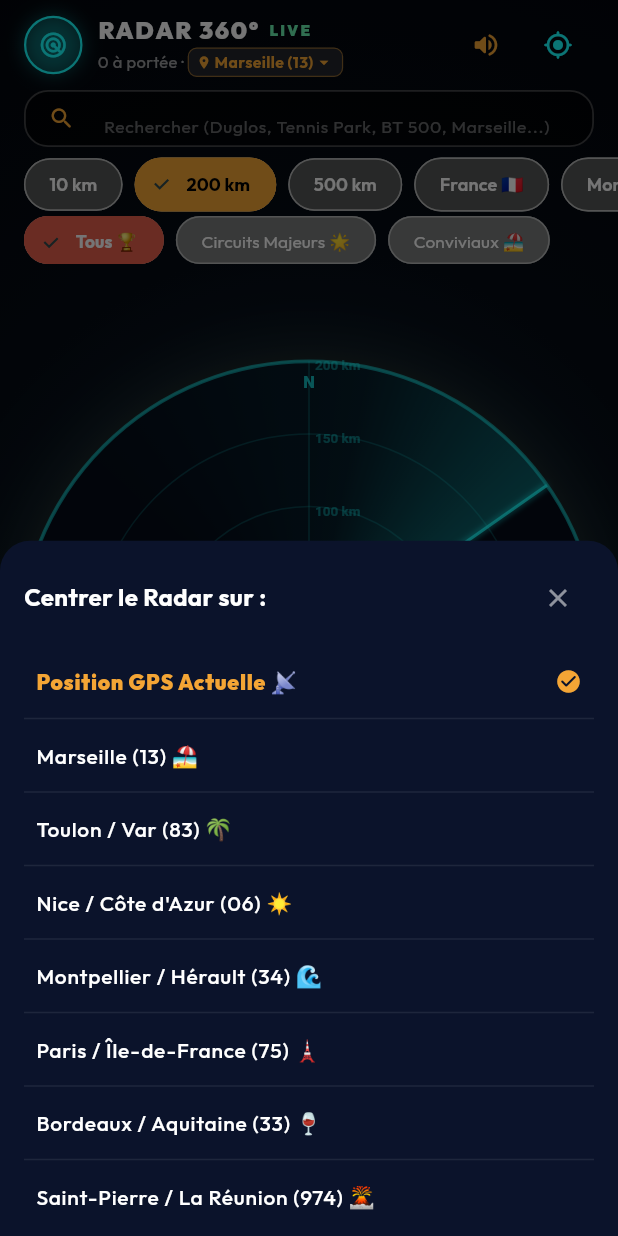
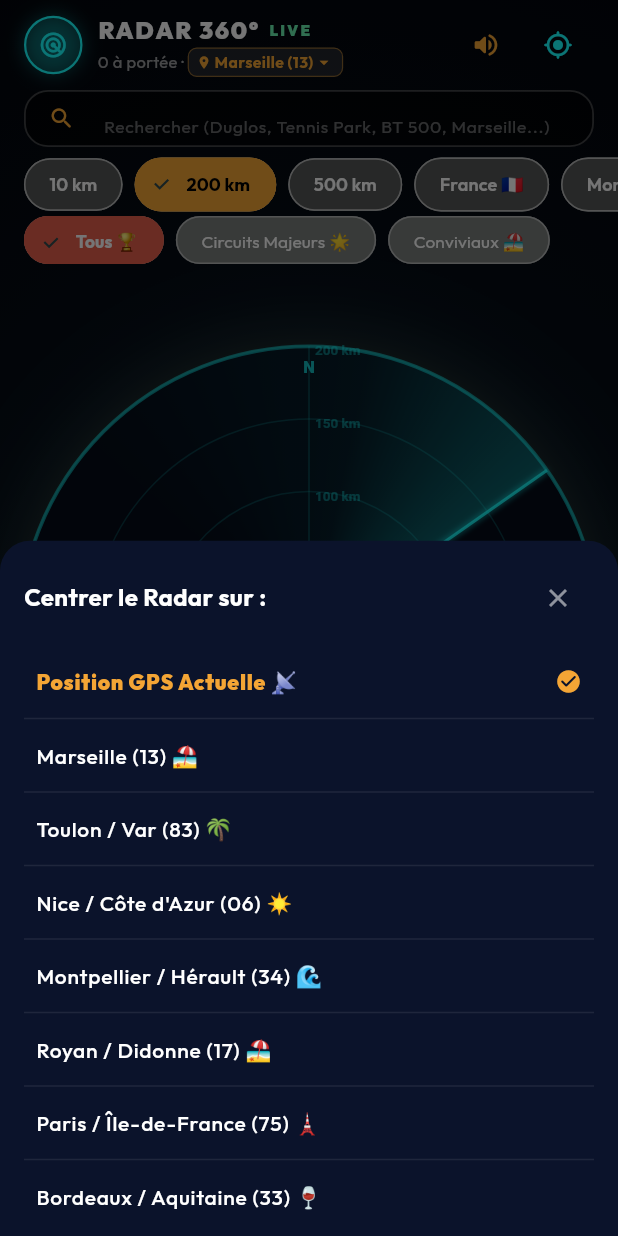
Before and after one commit to moixmb-Massalia/Beachmatch, a Flutter app: the TournamentRadarScreen screen opened directly, after a tap on an icon or button, on a phone screen of 412 x 824 dp. Run offline on Flutter 3.47's test engine with Material 3 defaults, Android fonts, the phone set to English and light mode, and no system bars; our stand-ins replace app_links, audioplayers, cloud_firestore, cloud_functions, firebase_auth, firebase_core and 11 more; missing offline and left inert: record; accounts and stored records are empty.

Commit message:
perf(tournaments): optimize radar 360 painter, expand firestore limit to 300, and add missing flags and presets

```diff
--- a/lib/providers/app_state.dart
+++ b/lib/providers/app_state.dart
@@ -605,7 +605,7 @@ class AppState extends ChangeNotifier {
     try {
       final tournamentsSnapshot = await FirebaseFirestore.instance
           .collection('tournaments')
-          .limit(100)
+          .limit(300)
           .get()
           .timeout(const Duration(seconds: 12));
 
--- a/lib/screens/tournaments/tournament_radar_screen.dart
+++ b/lib/screens/tournaments/tournament_radar_screen.dart
@@ -44,13 +44,14 @@ class _TournamentRadarScreenState extends State<TournamentRadarScreen> with Tick
     {'name': 'Toulon / Var (83) 🌴', 'lat': 43.1242, 'lng': 5.9280},
     {'name': 'Nice / Côte d\'Azur (06) ☀️', 'lat': 43.7102, 'lng': 7.2620},
     {'name': 'Montpellier / Hérault (34) 🌊', 'lat': 43.6108, 'lng': 3.8767},
+    {'name': 'Royan / Didonne (17) 🏖️', 'lat': 45.6025, 'lng': -0.9979},
     {'name': 'Paris / Île-de-France (75) 🗼', 'lat': 48.8566, 'lng': 2.3522},
     {'name': 'Bordeaux / Aquitaine (33) 🍷', 'lat': 44.8378, 'lng': -0.5792},
     {'name': 'Saint-Pierre / La Réunion (974) 🌋', 'lat': -20.8821, 'lng': 55.4507},
+    {'name': 'Saint-Martin / Antilles (971) 🏝️', 'lat': 18.0934, 'lng': -63.0315},
   ];
 
   TournamentModel? _selectedTournament;
-  Map<String, Offset> _blipPositions = {};
 
   @override
   void initState() {
@@ -235,12 +236,12 @@ class _TournamentRadarScreenState extends State<TournamentRadarScreen> with Tick
                               shape: BoxShape.circle,
                               boxShadow: [
                                 BoxShadow(
-                                  color: AppColors.gold.withOpacity(0.12),
+                                  color: AppColors.gold.withValues(alpha: 0.12),
                                   blurRadius: 30,
                                   spreadRadius: 2,
                                 ),
                                 BoxShadow(
-                                  color: Colors.cyanAccent.withOpacity(0.08),
+                                  color: Colors.cyanAccent.withValues(alpha: 0.08),
                                   blurRadius: 50,
                                   spreadRadius: 10,
                                 ),
@@ -259,9 +260,6 @@ class _TournamentRadarScreenState extends State<TournamentRadarScreen> with Tick
                                     userLng: userLng,
                                     tournaments: validTournaments,
                                     selectedTournament: _selectedTournament,
-                                    onBlipsCalculated: (positions) {
-                                      _blipPositions = positions;
-                                    },
                                   ),
                                 );
                               },
@@ -284,7 +282,7 @@ class _TournamentRadarScreenState extends State<TournamentRadarScreen> with Tick
                       ? _buildSelectedTournamentHUDCard(_selectedTournament!, userLat, userLng)
                       : _buildDetectedTournamentsCarousel(validTournaments, userLat, userLng),
                 ),
-                const SizedBox(height: 72),
+                const SizedBox(height: 92),
               ],
             ),
           ),
@@ -304,11 +302,11 @@ class _TournamentRadarScreenState extends State<TournamentRadarScreen> with Tick
               Container(
                 padding: const EdgeInsets.all(8),
                 decoration: BoxDecoration(
-                  color: Colors.cyanAccent.withOpacity(0.15),
+                  color: Colors.cyanAccent.withValues(alpha: 0.15),
                   shape: BoxShape.circle,
                   border: Border.all(color: Colors.cyanAccent, width: 1.5),
                   boxShadow: [
-                    BoxShadow(color: Colors.cyanAccent.withOpacity(0.3), blurRadius: 10),
+                    BoxShadow(color: Colors.cyanAccent.withValues(alpha: 0.3), blurRadius: 10),
                   ],
                 ),
                 child: const Icon(Icons.radar_rounded, color: Colors.cyanAccent, size: 20),
@@ -352,9 +350,9 @@ class _TournamentRadarScreenState extends State<TournamentRadarScreen> with Tick
                         Container(
                           padding: const EdgeInsets.symmetric(horizontal: 5, vertical: 1.5),
                           decoration: BoxDecoration(
-                            color: Colors.white.withOpacity(0.12),
+                            color: Colors.white.withValues(alpha: 0.12),
                             borderRadius: BorderRadius.circular(6),
-                            border: Border.all(color: AppColors.gold.withOpacity(0.5), width: 0.8),
+                            border: Border.all(color: AppColors.gold.withValues(alpha: 0.5), width: 0.8),
                           ),
                           child: Row(
                             mainAxisSize: MainAxisSize.min,
@@ -450,7 +448,7 @@ class _TournamentRadarScreenState extends State<TournamentRadarScreen> with Tick
                   child: ListView.separated(
                     shrinkWrap: true,
                     itemCount: _presetCenters.length,
-                    separatorBuilder: (_, __) => Divider(color: Colors.white.withOpacity(0.08), height: 1),
+                    separatorBuilder: (_, __) => Divider(color: Colors.white.withValues(alpha: 0.08), height: 1),
                     itemBuilder: (ctx, i) {
                       final item = _presetCenters[i];
                       final isSelected = (_customCenterName == item['name']) ||
@@ -501,10 +499,10 @@ class _TournamentRadarScreenState extends State<TournamentRadarScreen> with Tick
       margin: const EdgeInsets.fromLTRB(16, 2, 16, 6),
       height: 38,
       decoration: BoxDecoration(
-        color: Colors.black.withOpacity(0.55),
+        color: Colors.black.withValues(alpha: 0.55),
         borderRadius: BorderRadius.circular(16),
         border: Border.all(
-          color: _searchQuery.isNotEmpty ? AppColors.gold : Colors.white.withOpacity(0.25),
+          color: _searchQuery.isNotEmpty ? AppColors.gold : Colors.white.withValues(alpha: 0.25),
           width: 1.2,
         ),
       ),
@@ -513,7 +511,7 @@ class _TournamentRadarScreenState extends State<TournamentRadarScreen> with Tick
         style: const TextStyle(color: Colors.white, fontSize: 12.5),
         decoration: InputDecoration(
           hintText: "Rechercher (Duglos, Tennis Park, BT 500, Marseille...)",
-          hintStyle: TextStyle(color: Colors.white.withOpacity(0.4), fontSize: 11.5),
+          hintStyle: TextStyle(color: Colors.white.withValues(alpha: 0.4), fontSize: 11.5),
           prefixIcon: const Icon(Icons.search_rounded, color: AppColors.gold, size: 18),
           suffixIcon: _searchQuery.isNotEmpty
               ? IconButton(
@@ -568,9 +566,9 @@ class _TournamentRadarScreenState extends State<TournamentRadarScreen> with Tick
             ),
             selected: isSelected,
             selectedColor: AppColors.gold,
-            backgroundColor: Colors.black.withOpacity(0.65),
+            backgroundColor: Colors.black.withValues(alpha: 0.65),
             side: BorderSide(
-              color: isSelected ? AppColors.gold : Colors.white.withOpacity(0.35),
+              color: isSelected ? AppColors.gold : Colors.white.withValues(alpha: 0.35),
               width: isSelected ? 1.5 : 1,
             ),
             shape: RoundedRectangleBorder(borderRadius: BorderRadius.circular(18)),
@@ -617,9 +615,9 @@ class _TournamentRadarScreenState extends State<TournamentRadarScreen> with Tick
             ),
             selected: isSelected,
             selectedColor: AppColors.coral,
-            backgroundColor: Colors.black.withOpacity(0.5),
+            backgroundColor: Colors.black.withValues(alpha: 0.5),
             side: BorderSide(
-              color: isSelected ? AppColors.coral : Colors.white.withOpacity(0.25),
+              color: isSelected ? AppColors.coral : Colors.white.withValues(alpha: 0.25),
               width: isSelected ? 1.5 : 1,
             ),
             shape: RoundedRectangleBorder(borderRadius: BorderRadius.circular(16)),
@@ -641,14 +639,29 @@ class _TournamentRadarScreenState extends State<TournamentRadarScreen> with Tick
   void _handleRadarTap(Offset tapPos, double radarSize, double userLat, double userLng, List<TournamentModel> tournaments) {
     TournamentModel? closest;
     double minDistance = 32.0; // Tolérance de toucher en pixels
+    final center = Offset(radarSize / 2, radarSize / 2);
+    final radius = radarSize / 2;
 
-    _blipPositions.forEach((id, pos) {
-      final dist = (pos - tapPos).distance;
+    for (final t in tournaments) {
+      if (t.latitude == null || t.longitude == null) continue;
+      final distMeters = Geolocator.distanceBetween(userLat, userLng, t.latitude!, t.longitude!);
+      final distKm = distMeters / 1000.0;
+      if (distKm > _selectedRangeKm) continue;
+
+      final r = (distKm / _selectedRangeKm) * (radius * 0.92);
+      final bearingRad = _calculateBearing(userLat, userLng, t.latitude!, t.longitude!);
+      final angleOnCanvas = bearingRad - (math.pi / 2);
+      final blipOffset = Offset(
+        center.dx + r * math.cos(angleOnCanvas),
+        center.dy + r * math.sin(angleOnCanvas),
+      );
+
+      final dist = (blipOffset - tapPos).distance;
       if (dist < minDistance) {
         minDistance = dist;
-        closest = tournaments.firstWhere((t) => t.id == id);
+        closest = t;
       }
-    });
+    }
 
     if (closest != null) {
       HapticFeedback.heavyImpact();
@@ -690,12 +703,12 @@ class _TournamentRadarScreenState extends State<TournamentRadarScreen> with Tick
       margin: const EdgeInsets.symmetric(horizontal: 16, vertical: 12),
       padding: const EdgeInsets.all(16),
       decoration: BoxDecoration(
-        color: const Color(0xFF0F172A).withOpacity(0.95),
+        color: const Color(0xFF0F172A).withValues(alpha: 0.95),
         borderRadius: BorderRadius.circular(20),
-        border: Border.all(color: Colors.cyanAccent.withOpacity(0.5), width: 1.5),
+        border: Border.all(color: Colors.cyanAccent.withValues(alpha: 0.5), width: 1.5),
         boxShadow: [
           BoxShadow(
-            color: Colors.cyanAccent.withOpacity(0.2),
+            color: Colors.cyanAccent.withValues(alpha: 0.2),
             blurRadius: 20,
             spreadRadius: 2,
           ),
@@ -712,7 +725,7 @@ class _TournamentRadarScreenState extends State<TournamentRadarScreen> with Tick
               Container(
                 padding: const EdgeInsets.symmetric(horizontal: 8, vertical: 3),
                 decoration: BoxDecoration(
-                  color: Colors.cyanAccent.withOpacity(0.2),
+                  color: Colors.cyanAccent.withValues(alpha: 0.2),
                   borderRadius: BorderRadius.circular(6),
                 ),
                 child: Row(
@@ -899,7 +912,7 @@ class _TournamentRadarScreenState extends State<TournamentRadarScreen> with Tick
                   Text(
                     "ÉCHOS DÉTECTÉS (${tournaments.length}) · Touchez pour verrouiller",
                     style: TextStyle(
-                      color: Colors.cyanAccent.withOpacity(0.9),
+                      color: Colors.cyanAccent.withValues(alpha: 0.9),
                       fontSize: 10.5,
                       fontWeight: FontWeight.w900,
                       letterSpacing: 0.8,
@@ -909,7 +922,7 @@ class _TournamentRadarScreenState extends State<TournamentRadarScreen> with Tick
               ),
               Text(
                 "Classés par distance",
-                style: TextStyle(color: Colors.white.withOpacity(0.4), fontSize: 10),
+                style: TextStyle(color: Colors.white.withValues(alpha: 0.4), fontSize: 10),
               ),
             ],
           ),
@@ -936,16 +949,27 @@ class _TournamentRadarScreenState extends State<TournamentRadarScreen> with Tick
                   HapticFeedback.heavyImpact();
                   if (_soundEnabled) SoundService.playRacketPop();
                   _lockController.forward(from: 0.0);
-                  setState(() => _selectedTournament = t);
+                  setState(() {
+                    _selectedTournament = t;
+                    if (km > _selectedRangeKm) {
+                      if (km <= 500) {
+                        _selectedRangeKm = 500.0;
+                      } else if (km <= 1200) {
+                        _selectedRangeKm = 1200.0;
+                      } else {
+                        _selectedRangeKm = 30000.0;
+                      }
+                    }
+                  });
                 },
                 child: Container(
                   width: 255,
                   padding: const EdgeInsets.all(9),
                   decoration: BoxDecoration(
-                    color: isTarget ? const Color(0xFF132238) : const Color(0xFF0F172A).withOpacity(0.9),
+                    color: isTarget ? const Color(0xFF132238) : const Color(0xFF0F172A).withValues(alpha: 0.9),
                     borderRadius: BorderRadius.circular(14),
                     border: Border.all(
-                      color: isTarget ? AppColors.gold : Colors.white.withOpacity(0.2),
+                      color: isTarget ? AppColors.gold : Colors.white.withValues(alpha: 0.2),
                       width: isTarget ? 1.5 : 1,
                     ),
                   ),
@@ -970,7 +994,7 @@ class _TournamentRadarScreenState extends State<TournamentRadarScreen> with Tick
                           Container(
                             padding: const EdgeInsets.symmetric(horizontal: 6, vertical: 2),
                             decoration: BoxDecoration(
-                              color: Colors.white.withOpacity(0.12),
+                              color: Colors.white.withValues(alpha: 0.12),
                               borderRadius: BorderRadius.circular(6),
                             ),
                             child: Text(
@@ -1025,7 +1049,6 @@ class TacticalRadarPainter extends CustomPainter {
   final double userLng;
   final List<TournamentModel> tournaments;
   final TournamentModel? selectedTournament;
-  final Function(Map<String, Offset>) onBlipsCalculated;
 
   TacticalRadarPainter({
     required this.sweepAngle,
@@ -1035,7 +1058,6 @@ class TacticalRadarPainter extends CustomPainter {
     required this.userLng,
     required this.tournaments,
     required this.selectedTournament,
-    required this.onBlipsCalculated,
   });
 
   @override
@@ -1051,7 +1073,7 @@ class TacticalRadarPainter extends CustomPainter {
 
     // 2. Cercles de portée concentriques
     final gridPaint = Paint()
-      ..color = Colors.cyanAccent.withOpacity(0.18)
+      ..color = Colors.cyanAccent.withValues(alpha: 0.18)
       ..style = PaintingStyle.stroke
       ..strokeWidth = 1.0;
 
@@ -1063,7 +1085,7 @@ class TacticalRadarPainter extends CustomPainter {
       final textSpan = TextSpan(
         text: "${(rangeKm * frac).round()} km",
         style: TextStyle(
-          color: Colors.cyanAccent.withOpacity(0.4),
+          color: Colors.cyanAccent.withValues(alpha: 0.4),
           fontSize: 9,
           fontWeight: FontWeight.bold,
         ),
@@ -1076,14 +1098,14 @@ class TacticalRadarPainter extends CustomPainter {
     // 3. Onde sonar pulsante qui s'étend vers l'extérieur
     final pulseRadius = radius * pulseProgress;
     final pulsePaint = Paint()
-      ..color = Colors.cyanAccent.withOpacity((1.0 - pulseProgress) * 0.35)
+      ..color = Colors.cyanAccent.withValues(alpha: (1.0 - pulseProgress) * 0.35)
       ..style = PaintingStyle.stroke
       ..strokeWidth = 2.0;
     canvas.drawCircle(center, pulseRadius, pulsePaint);
 
     // 4. Lignes d'axes cardinaux (N, S, E, W)
     final axisPaint = Paint()
-      ..color = Colors.cyanAccent.withOpacity(0.20)
+      ..color = Colors.cyanAccent.withValues(alpha: 0.20)
       ..style = PaintingStyle.stroke
       ..strokeWidth = 1.0;
     canvas.drawLine(Offset(center.dx, 0), Offset(center.dx, size.height), axisPaint);
@@ -1105,9 +1127,9 @@ class TacticalRadarPainter extends CustomPainter {
       Offset.zero,
       [
         Colors.transparent,
-        Colors.cyanAccent.withOpacity(0.0),
-        Colors.cyanAccent.withOpacity(0.08),
-        Colors.cyanAccent.withOpacity(0.35),
+        Colors.cyanAccent.withValues(alpha: 0.0),
+        Colors.cyanAccent.withValues(alpha: 0.08),
+        Colors.cyanAccent.withValues(alpha: 0.35),
       ],
       [0.0, 0.7, 0.88, 1.0],
     );
@@ -1120,7 +1142,7 @@ class TacticalRadarPainter extends CustomPainter {
 
     // Ligne frontale du faisceau
     final linePaint = Paint()
-      ..color = Colors.cyanAccent.withOpacity(0.9)
+      ..color = Colors.cyanAccent.withValues(alpha: 0.9)
       ..strokeWidth = 2.0
       ..style = PaintingStyle.stroke
       ..maskFilter = const MaskFilter.blur(BlurStyle.solid, 2);
@@ -1129,8 +1151,6 @@ class TacticalRadarPainter extends CustomPainter {
     canvas.restore();
 
     // 6. Dessin des échos de tournois (Blips)
-    final Map<String, Offset> calculatedPositions = {};
-
     for (final t in tournaments) {
       if (t.latitude == null || t.longitude == null) continue;
 
@@ -1149,8 +1169,6 @@ class TacticalRadarPainter extends CustomPainter {
       final blipX = center.dx + r * math.cos(angleOnCanvas);
       final blipY = center.dy + r * math.sin(angleOnCanvas);
       final blipOffset = Offset(blipX, blipY);
-
-      calculatedPositions[t.id] = blipOffset;
 
       // Détection du passage du faisceau radar
       final blipAngleNormalized = (bearingRad) % (2 * math.pi);
@@ -1179,7 +1197,7 @@ class TacticalRadarPainter extends CustomPainter {
 
       // Halo externe
       final glowPaint = Paint()
-        ..color = (isSelected ? Colors.white : blipColor).withOpacity(isSwept ? 0.8 : 0.3)
+        ..color = (isSelected ? Colors.white : blipColor).withValues(alpha: isSwept ? 0.8 : 0.3)
         ..style = PaintingStyle.fill
         ..maskFilter = MaskFilter.blur(BlurStyle.normal, isSwept ? 8 : 4);
 
@@ -1192,11 +1210,6 @@ class TacticalRadarPainter extends CustomPainter {
       }
     }
 
-    // Callback pour stocker les positions de hit-test
-    WidgetsBinding.instance.addPostFrameCallback((_) {
-      onBlipsCalculated(calculatedPositions);
-    });
-
     // 7. Centre Radar : Position Joueur (Point d'origine)
     final userCenterPaint = Paint()
       ..color = AppColors.coral
@@ -1204,14 +1217,14 @@ class TacticalRadarPainter extends CustomPainter {
     canvas.drawCircle(center, 5, userCenterPaint);
 
     final userRingPaint = Paint()
-      ..color = AppColors.coral.withOpacity(0.5)
+      ..color = AppColors.coral.withValues(alpha: 0.5)
       ..style = PaintingStyle.stroke
       ..strokeWidth = 1.5;
     canvas.drawCircle(center, 10, userRingPaint);
 
     // 8. Cercle de bordure tactique avec halo cyan
     final borderPaint = Paint()
-      ..color = Colors.cyanAccent.withOpacity(0.5)
+      ..color = Colors.cyanAccent.withValues(alpha: 0.5)
       ..style = PaintingStyle.stroke
       ..strokeWidth = 2.5;
     canvas.drawCircle(center, radius, borderPaint);
@@ -1222,7 +1235,7 @@ class TacticalRadarPainter extends CustomPainter {
       text: TextSpan(
         text: label,
         style: TextStyle(
-          color: Colors.cyanAccent.withOpacity(0.7),
+          color: Colors.cyanAccent.withValues(alpha: 0.7),
           fontSize: 11,
           fontWeight: FontWeight.w900,
         ),
```
Also changed, not shown: lib/screens/tournaments/tournament_list_screen.dart (+11 -6 lines).
